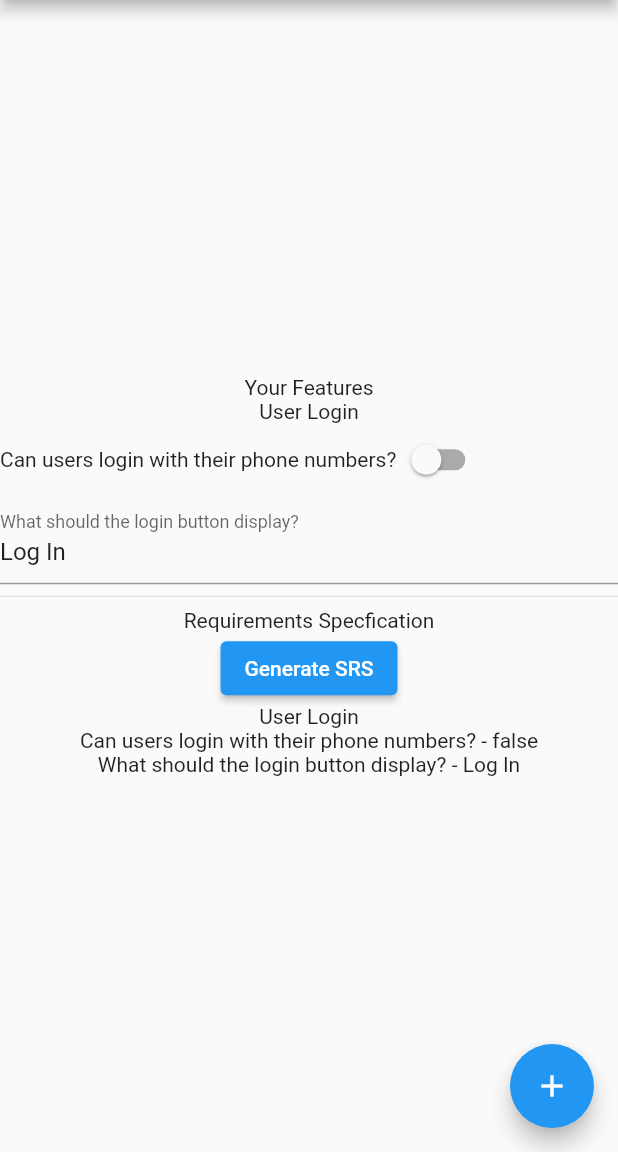
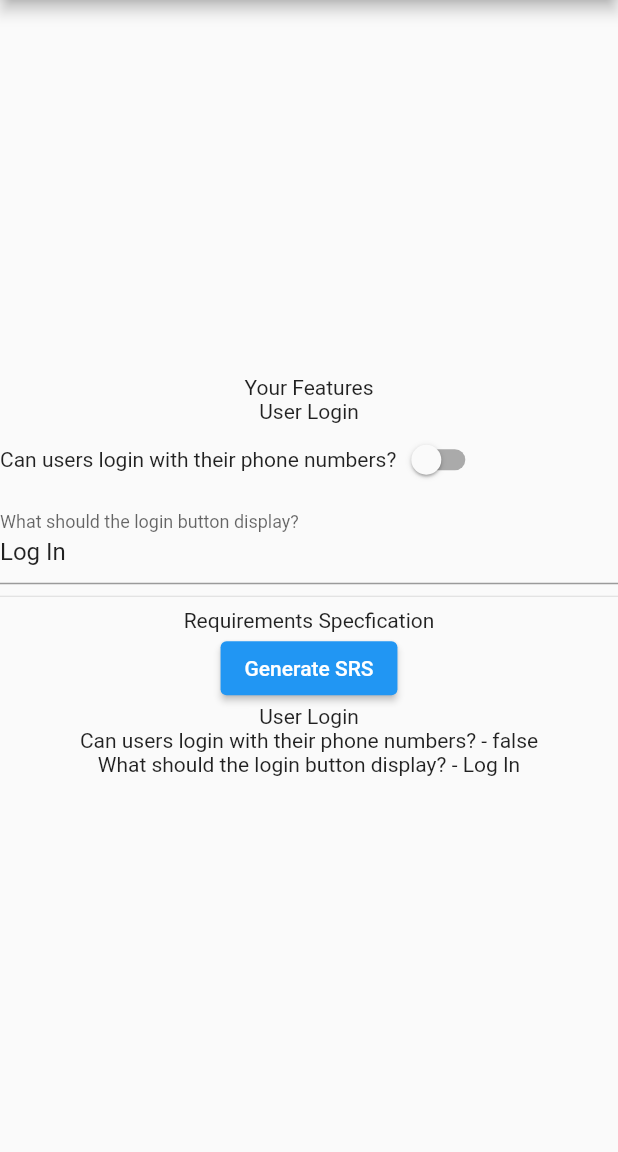
Before and after one commit to ElBatanony/ProtoFast, a Flutter app: the screen it shows after launch, on a phone screen of 412 x 824 dp, the part 84-1236 px from its top. Run offline on Flutter 3.47's test engine with Material 2 defaults, Android fonts, the phone set to English and light mode, and no system bars.

Commit message:
Remove floating action button in main

```diff
--- a/lib/main.dart
+++ b/lib/main.dart
@@ -56,15 +56,11 @@ class _MyHomePageState extends State<MyHomePage> {
           myProject.generateSRS()
         ],
       ),
-      floatingActionButton: const FloatingActionButton(
-        onPressed: null,
-        tooltip: 'Increment',
-        child: Icon(Icons.add),
-      ), // This trailing comma makes auto-formatting nicer for build methods.
     );
   }
 }
 
+// ignore: unused_element
 Widget _projectInfoWidget(Project project) {
   return Column(
     children: [
```
